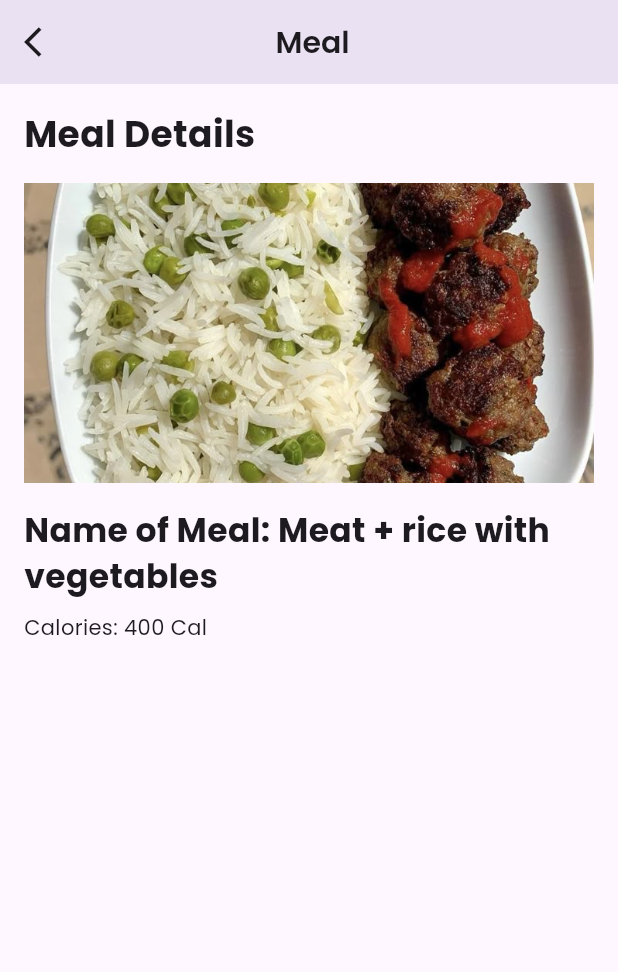
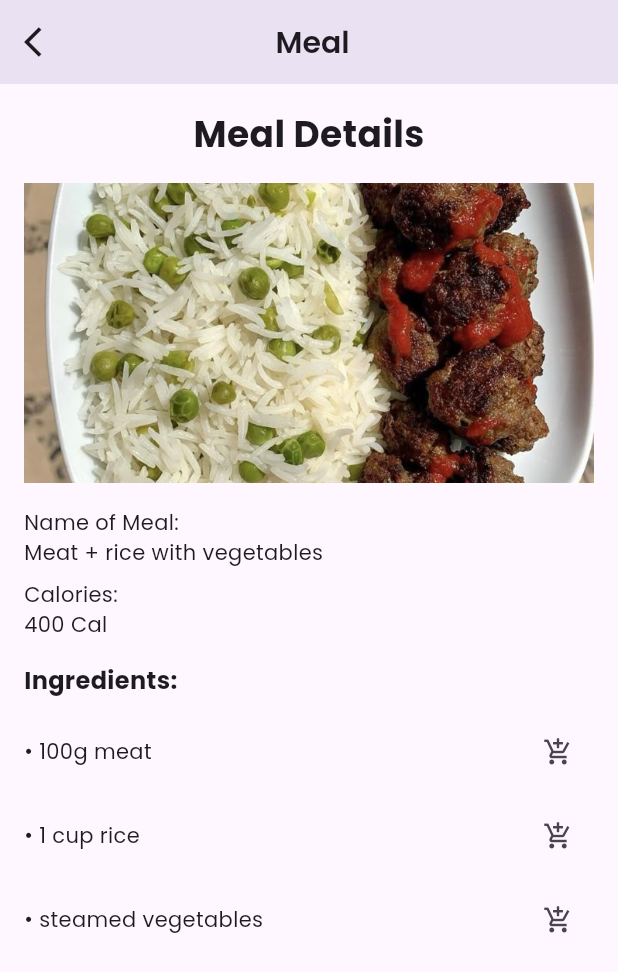
Before and after one commit to GhadaEmad/eat_fit, a Flutter app: the PlanPageScreen screen opened directly, after a tap on "Lunch", on a phone screen of 412 x 824 dp. Shown: the top 972 px of the screen. Run offline on Flutter 3.47's test engine with Material 3 defaults, Android fonts, the phone set to English and light mode, and no system bars; our stand-ins replace bloc, firebase_auth, firebase_core, flutter_bloc, flutter_svg, google_fonts and 3 more; missing offline and left inert: flutter_facebook_auth; accounts and stored records are empty.

Commit message:
shopping_list

```diff
--- a/lib/core/widjets/meal_card.dart
+++ b/lib/core/widjets/meal_card.dart
@@ -16,20 +16,20 @@ class MealCard extends StatelessWidget {
        Navigator.pushNamed(context, '/meal_details',arguments: meal);
       },
       child: Card(
-        margin: EdgeInsets.symmetric(horizontal: 10),
+        margin: EdgeInsets.symmetric(horizontal: 5),
         child: Container(
           width: 180,
-          padding: EdgeInsets.all(10),
+          padding: EdgeInsets.all(5),
           child: Column(
             crossAxisAlignment: CrossAxisAlignment.start,
             children: [
               Center(child: Text(meal.type!, style: TextStyle(fontWeight: FontWeight.bold))),
-              Image.asset(meal.imageUrl!, height: 120, width: double.infinity, fit: BoxFit.cover),
+              Image.asset(meal.imageUrl!, height: 80, width: double.infinity, fit: BoxFit.cover),
               SizedBox(height: 10),
               Text(meal.name!, style: TextStyle(fontWeight: FontWeight.bold)),
-              SizedBox(height: 8),
-              Text('${meal.calories} Cal'),
-              SizedBox(height: 10),
+              //SizedBox(height: 8),
+             // Text('${meal.calories} Cal'),
+              SizedBox(height: 5),
               ElevatedButton(
                 onPressed: () {
 
--- a/lib/fetures/meals_page/data/meal_model.dart
+++ b/lib/fetures/meals_page/data/meal_model.dart
@@ -1,42 +1,52 @@
 
 
-class MealModel{
-   final String? name;
-   final String? type;
-   final String? day;
-   final int?calories;
-   final String? imageUrl;
-MealModel( {required this.imageUrl,this.name, this.type, this.day, this.calories});
+class MealModel {
+  final String? name;
+  final String? type;
+  final String? day;
+  final int? calories;
+  final String? imageUrl;
+  final List<String> ingredients;
+
+  MealModel({
+    required this.imageUrl,
+    required this.ingredients,
+    this.name,
+    this.type,
+    this.day,
+    this.calories,
+  });
 }
 
+
 final List<MealModel> allMeals = [
-  MealModel(name: 'Boiled eggs + salad + slice of toast', type: 'Breakfast', day: 'Saturday', calories: 150, imageUrl: 'assets/image/breakfast.jpg'),
-  MealModel(name: 'Meat + rice with vegetables', type: 'Lunch', day: 'Saturday', calories: 400, imageUrl: 'assets/image/lunch.jpg'),
-  MealModel(name: 'Banana oatmeal', type: 'Dinner', day: 'Saturday', calories: 200, imageUrl: 'assets/image/dinner.jpg'),
-  MealModel(name: 'Nuts', type: 'Snacks', day: 'Saturday', calories: 100, imageUrl: 'assets/image/Snacks.jpg'),
-  MealModel(name: 'Boiled eggs + salad + slice of toast', type: 'Breakfast', day: 'Sunday', calories: 150, imageUrl: 'assets/image/breakfast.jpg'),
-  MealModel(name: 'Meat + rice with vegetables', type: 'Lunch', day: 'Sunday', calories: 400, imageUrl: 'assets/image/lunch.jpg'),
-  MealModel(name: 'Banana oatmeal', type: 'Dinner', day: 'Sunday', calories: 200, imageUrl: 'assets/image/dinner.jpg'),
-  MealModel(name: 'Nuts', type: 'Snacks', day: 'Sunday', calories: 100, imageUrl: 'assets/image/Snacks.jpg'),
-  MealModel(name: 'Boiled eggs + salad + slice of toast', type: 'Breakfast', day: 'Monday', calories: 150, imageUrl: 'assets/image/breakfast.jpg'),
-  MealModel(name: 'Meat + rice with vegetables', type: 'Lunch', day: 'Monday', calories: 400, imageUrl: 'assets/image/lunch.jpg'),
-  MealModel(name: 'Banana oatmeal', type: 'Dinner', day: 'Monday', calories: 200, imageUrl: 'assets/image/dinner.jpg'),
-  MealModel(name: 'Nuts', type: 'Snacks', day: 'Monday', calories: 100, imageUrl: 'assets/image/Snacks.jpg'),
-  MealModel(name: 'Boiled eggs + salad + slice of toast', type: 'Breakfast', day: 'Tuesday', calories: 150, imageUrl: 'assets/image/breakfast.jpg'),
-  MealModel(name: 'Meat + rice with vegetables', type: 'Lunch', day: 'Tuesday', calories: 400, imageUrl: 'assets/image/lunch.jpg'),
-  MealModel(name: 'Banana oatmeal', type: 'Dinner', day: 'Tuesday', calories: 200, imageUrl: 'assets/image/dinner.jpg'),
-  MealModel(name: 'Nuts', type: 'Snacks', day: 'Tuesday', calories: 100, imageUrl: 'assets/image/Snacks.jpg'),
-  MealModel(name: 'Boiled eggs + salad + slice of toast', type: 'Breakfast', day: 'Wednesday', calories: 150, imageUrl: 'assets/image/breakfast.jpg'),
-  MealModel(name: 'Meat + rice with vegetables', type: 'Lunch', day: 'Wednesday', calories: 400, imageUrl: 'assets/image/lunch.jpg'),
-  MealModel(name: 'Banana oatmeal', type: 'Dinner', day: 'Wednesday', calories: 200, imageUrl: 'assets/image/dinner.jpg'),
-  MealModel(name: 'Nuts', type: 'Snacks', day: 'Wednesday', calories: 100, imageUrl: 'assets/image/Snacks.jpg'),
-  MealModel(name: 'Boiled eggs + salad + slice of toast', type: 'Breakfast', day: 'Thursday ', calories: 150, imageUrl: 'assets/image/breakfast.jpg'),
-  MealModel(name: 'Meat + rice with vegetables', type: 'Lunch', day: 'Thursday ', calories: 400, imageUrl: 'assets/image/lunch.jpg'),
-  MealModel(name: 'Banana oatmeal', type: 'Dinner', day: 'Thursday ', calories: 200, imageUrl: 'assets/image/dinner.jpg'),
-  MealModel(name: 'Nuts', type: 'Snacks', day: 'Thursday ', calories: 100, imageUrl: 'assets/image/Snacks.jpg'),
-  MealModel(name: 'Boiled eggs + salad + slice of toast', type: 'Breakfast', day: 'Friday', calories: 150, imageUrl: 'assets/image/breakfast.jpg'),
-  MealModel(name: 'Meat + rice with vegetables', type: 'Lunch', day: 'Friday', calories: 400, imageUrl: 'assets/image/lunch.jpg'),
-  MealModel(name: 'Banana oatmeal', type: 'Dinner', day: 'Friday', calories: 200, imageUrl: 'assets/image/dinner.jpg'),
-  MealModel(name: 'Nuts', type: 'Snacks', day: 'Friday', calories: 100, imageUrl: 'assets/image/Snacks.jpg'),
+  MealModel(name: 'Boiled eggs + salad + slice of toast', type: 'Breakfast', day: 'Saturday', calories: 150, imageUrl: 'assets/image/breakfast.jpg',ingredients: ['2 boiled eggs', '1 cup salad', '1 slice toast'],),
+  MealModel(name: 'Meat + rice with vegetables', type: 'Lunch', day: 'Saturday', calories: 400, imageUrl: 'assets/image/lunch.jpg',ingredients: ['100g meat', '1 cup rice', 'steamed vegetables']),
+  MealModel(name: 'Banana oatmeal', type: 'Dinner', day: 'Saturday', calories: 200, imageUrl: 'assets/image/dinner.jpg', ingredients: ['1 banana', '1/2 cup oats', '1 tsp honey']),
+  MealModel(name: 'Nuts', type: 'Snacks', day: 'Saturday', calories: 100, imageUrl: 'assets/image/Snacks.jpg', ingredients: ['Almonds', 'Walnuts', 'Cashews'],),
+  MealModel(name: 'Boiled eggs + salad + slice of toast', type: 'Breakfast', day: 'Sunday', calories: 150, imageUrl: 'assets/image/breakfast.jpg',ingredients: ['2 boiled eggs', '1 cup salad', '1 slice toast'],),
+  MealModel(name: 'Meat + rice with vegetables', type: 'Lunch', day: 'Sunday', calories: 400, imageUrl: 'assets/image/lunch.jpg',ingredients: ['100g meat', '1 cup rice', 'steamed vegetables']),
+  MealModel(name: 'Banana oatmeal', type: 'Dinner', day: 'Sunday', calories: 200, imageUrl: 'assets/image/dinner.jpg', ingredients: ['1 banana', '1/2 cup oats', '1 tsp honey']),
+  MealModel(name: 'Nuts', type: 'Snacks', day: 'Sunday', calories: 100, imageUrl: 'assets/image/Snacks.jpg', ingredients: ['Almonds', 'Walnuts', 'Cashews']),
+  MealModel(name: 'Boiled eggs + salad + slice of toast', type: 'Breakfast', day: 'Monday', calories: 150, imageUrl: 'assets/image/breakfast.jpg',ingredients: ['2 boiled eggs', '1 cup salad', '1 slice toast'],),
+  MealModel(name: 'Meat + rice with vegetables', type: 'Lunch', day: 'Monday', calories: 400, imageUrl: 'assets/image/lunch.jpg',ingredients: ['100g meat', '1 cup rice', 'steamed vegetables']),
+  MealModel(name: 'Banana oatmeal', type: 'Dinner', day: 'Monday', calories: 200, imageUrl: 'assets/image/dinner.jpg', ingredients: ['1 banana', '1/2 cup oats', '1 tsp honey']),
+  MealModel(name: 'Nuts', type: 'Snacks', day: 'Monday', calories: 100, imageUrl: 'assets/image/Snacks.jpg', ingredients: ['Almonds', 'Walnuts', 'Cashews']),
+  MealModel(name: 'Boiled eggs + salad + slice of toast', type: 'Breakfast', day: 'Tuesday', calories: 150, imageUrl: 'assets/image/breakfast.jpg',ingredients: ['2 boiled eggs', '1 cup salad', '1 slice toast'],),
+  MealModel(name: 'Meat + rice with vegetables', type: 'Lunch', day: 'Tuesday', calories: 400, imageUrl: 'assets/image/lunch.jpg',ingredients: ['100g meat', '1 cup rice', 'steamed vegetables']),
+  MealModel(name: 'Banana oatmeal', type: 'Dinner', day: 'Tuesday', calories: 200, imageUrl: 'assets/image/dinner.jpg', ingredients: ['1 banana', '1/2 cup oats', '1 tsp honey']),
+  MealModel(name: 'Nuts', type: 'Snacks', day: 'Tuesday', calories: 100, imageUrl: 'assets/image/Snacks.jpg', ingredients: ['Almonds', 'Walnuts', 'Cashews']),
+  MealModel(name: 'Boiled eggs + salad + slice of toast', type: 'Breakfast', day: 'Wednesday', calories: 150, imageUrl: 'assets/image/breakfast.jpg',ingredients: ['2 boiled eggs', '1 cup salad', '1 slice toast'],),
+  MealModel(name: 'Meat + rice with vegetables', type: 'Lunch', day: 'Wednesday', calories: 400, imageUrl: 'assets/image/lunch.jpg',ingredients: ['100g meat', '1 cup rice', 'steamed vegetables']),
+  MealModel(name: 'Banana oatmeal', type: 'Dinner', day: 'Wednesday', calories: 200, imageUrl: 'assets/image/dinner.jpg', ingredients: ['1 banana', '1/2 cup oats', '1 tsp honey']),
+  MealModel(name: 'Nuts', type: 'Snacks', day: 'Wednesday', calories: 100, imageUrl: 'assets/image/Snacks.jpg', ingredients: ['Almonds', 'Walnuts', 'Cashews']),
+  MealModel(name: 'Boiled eggs + salad + slice of toast', type: 'Breakfast', day: 'Thursday ', calories: 150, imageUrl: 'assets/image/breakfast.jpg',ingredients: ['2 boiled eggs', '1 cup salad', '1 slice toast'],),
+  MealModel(name: 'Meat + rice with vegetables', type: 'Lunch', day: 'Thursday ', calories: 400, imageUrl: 'assets/image/lunch.jpg',ingredients: ['100g meat', '1 cup rice', 'steamed vegetables']),
+  MealModel(name: 'Banana oatmeal', type: 'Dinner', day: 'Thursday ', calories: 200, imageUrl: 'assets/image/dinner.jpg', ingredients: ['1 banana', '1/2 cup oats', '1 tsp honey']),
+  MealModel(name: 'Nuts', type: 'Snacks', day: 'Thursday ', calories: 100, imageUrl: 'assets/image/Snacks.jpg', ingredients: ['Almonds', 'Walnuts', 'Cashews']),
+  MealModel(name: 'Boiled eggs + salad + slice of toast', type: 'Breakfast', day: 'Friday', calories: 150, imageUrl: 'assets/image/breakfast.jpg',ingredients: ['2 boiled eggs', '1 cup salad', '1 slice toast'],),
+  MealModel(name: 'Meat + rice with vegetables', type: 'Lunch', day: 'Friday', calories: 400, imageUrl: 'assets/image/lunch.jpg',ingredients: ['100g meat', '1 cup rice', 'steamed vegetables']),
+  MealModel(name: 'Banana oatmeal', type: 'Dinner', day: 'Friday', calories: 200, imageUrl: 'assets/image/dinner.jpg', ingredients: ['1 banana', '1/2 cup oats', '1 tsp honey']),
+  MealModel(name: 'Nuts', type: 'Snacks', day: 'Friday', calories: 100, imageUrl: 'assets/image/Snacks.jpg', ingredients: ['Almonds', 'Walnuts', 'Cashews']),
 
-];
+ ];
--- a/lib/fetures/meals_page/ui/meals_page_screen.dart
+++ b/lib/fetures/meals_page/ui/meals_page_screen.dart
@@ -1,6 +1,7 @@
 import 'package:be_happy/core/widjets/custom_app_bar.dart';
 import 'package:flutter/material.dart';
 
+import '../../shopping_list_Page/data/shopping_items.dart';
 import '../data/meal_model.dart';
 
 class MealsPageScreen extends StatelessWidget {
@@ -32,14 +33,46 @@ class MealsPageScreen extends StatelessWidget {
           child: Column(
             crossAxisAlignment: CrossAxisAlignment.start,
             children: [
-              const Text('Meal Details', style: TextStyle(fontSize: 24, fontWeight: FontWeight.bold)),
+              Center(child: const Text('Meal Details', style: TextStyle(fontSize: 24, fontWeight: FontWeight.bold))),
               const SizedBox(height: 16),
               Image.asset(meal!.imageUrl ?? 'assets/image/breakfast.jpg',height: 200, width: double.infinity, fit: BoxFit.cover),
               const SizedBox(height: 16),
-              Text('Name of Meal: ${meal.name ?? 'Boiled eggs + salad + slice of toast'}', style: const TextStyle(fontSize: 22, fontWeight: FontWeight.bold)),
+              Text('Name of Meal: '
+                  '\n${meal.name ?? 'Boiled eggs + salad + slice of toast'}', ),
               const SizedBox(height: 8),
-              Text('Calories: ${meal.calories} Cal'),
+              Text('Calories: \n${meal.calories} Cal'),
               const SizedBox(height: 16),
+              Text('Ingredients:', style: TextStyle(fontWeight: FontWeight.bold, fontSize: 16)),
+              const SizedBox(height: 8),
+              ...meal.ingredients.map((ingredient) {
+                return Padding(
+                  padding: const EdgeInsets.symmetric(vertical: 4.0),
+                  child: Row(
+                    mainAxisAlignment: MainAxisAlignment.spaceBetween,
+                    children: [
+                      Expanded(
+                        child: Text("• $ingredient", style: TextStyle(fontSize: 14)),
+                      ),
+                      IconButton(
+                        icon: Icon(Icons.add_shopping_cart, size: 20),
+                        onPressed: () {
+                          if (!shoppingItems.contains(ingredient)) {
+                            shoppingItems.add(ingredient);
+                            ScaffoldMessenger.of(context).showSnackBar(
+                              SnackBar(content: Text("$ingredient added to shopping list")),
+                            );
+                          } else {
+                            ScaffoldMessenger.of(context).showSnackBar(
+                              SnackBar(content: Text("$ingredient already exists")),
+                            );
+                          }
+                        },
+                      ),
+                    ],
+                  ),
+                );
+              }).toList(),
+
 
             ],
           ),
--- a/lib/fetures/plan_page/ui/plan_page_screen.dart
+++ b/lib/fetures/plan_page/ui/plan_page_screen.dart
@@ -35,7 +35,7 @@ class PlanPageScreen extends StatelessWidget {
                         style: TextStyle(fontSize: 18, fontWeight: FontWeight.bold),
                       ),
                       SizedBox(
-                        height: 300,
+                      height:   250,
                         child: ListView.builder(
                           scrollDirection: Axis.horizontal,
                           itemCount: mealsOfDay.length,
@@ -54,5 +54,4 @@ class PlanPageScreen extends StatelessWidget {
         ),
       ),
     );
-  }
-}
+  }}
```
Also changed, not shown: lib/fetures/shopping_list_Page/data/shopping_items.dart (+1 -8 lines), lib/fetures/shopping_list_Page/ui/shopping_list_page_screen.dart (+69 -45 lines).
